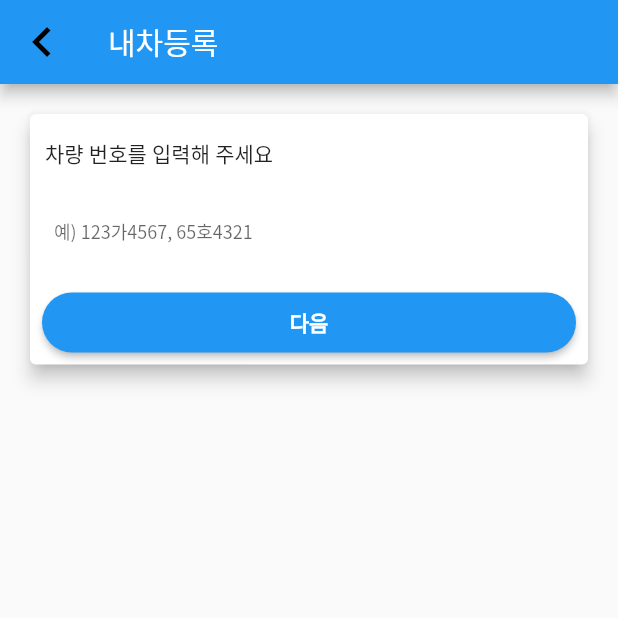
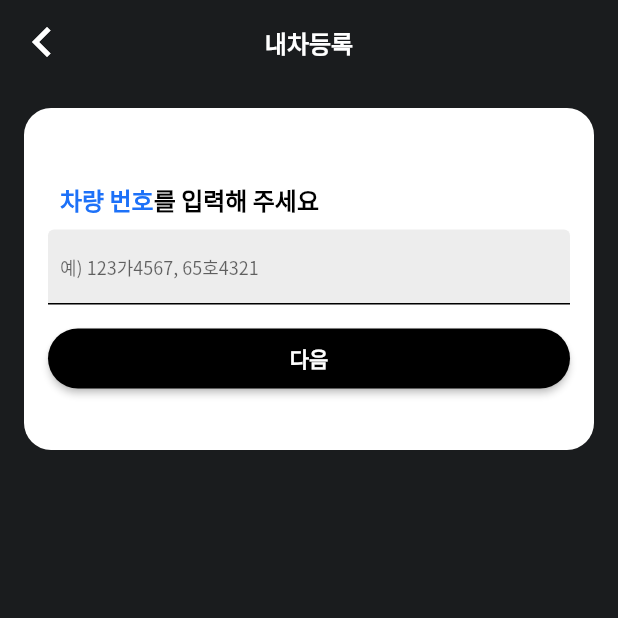
Before and after one commit to wooyoungkwak/illegalparking_app, a Flutter app: the MyPageRegistration screen opened by its route, on a phone screen of 412 x 824 dp, the top half of it. Run offline on Flutter 3.47's test engine with Material 2 defaults, Android fonts, the light colour scheme and no system bars; our stand-ins replace camera, connectivity_plus, dotted_border, flutter_secure_storage, fluttertoast, geolocator and 8 more; missing offline and left inert: app_settings, dart:ffi, mask_for_camera_view, network_info_plus; accounts and stored records are empty.

Commit message:
차량 등록 UI 수정

```diff
--- a/lib/states/my_page.dart
+++ b/lib/states/my_page.dart
@@ -119,7 +119,7 @@ class _MyPageState extends State<MyPage> {
             ),
           ),
           // 등록, 신고, 포인트
-          if (carNum == "" || carNum == null)
+          // if (carNum == "" || carNum == null)
           createMypageContainer(
             route: () {
               loginController.changeRealPage(4);
--- a/lib/states/my_page_infomation.dart
+++ b/lib/states/my_page_infomation.dart
@@ -85,8 +85,8 @@ class _MyPageInfomationState extends State<MyPageInfomation> {
                     ),
                   ),
                   Positioned(
-                    bottom: 40,
-                    left: 190,
+                    bottom: 30,
+                    left: 180,
                     child: Container(
                       height: 40,
                       width: 40,
--- a/lib/states/my_page_registration.dart
+++ b/lib/states/my_page_registration.dart
@@ -2,6 +2,7 @@ import 'package:flutter/material.dart';
 
 import 'package:get/get.dart';
 import 'package:illegalparking_app/config/env.dart';
+import 'package:illegalparking_app/config/style.dart';
 import 'package:illegalparking_app/controllers/login_controller.dart';
 import 'package:illegalparking_app/controllers/my_page_controller.dart';
 import 'package:illegalparking_app/services/server_service.dart';
@@ -49,42 +50,80 @@ class _MyPageRegistrationState extends State<MyPageRegistration> {
         return Future(() => false);
       },
       child: Scaffold(
+        backgroundColor: AppColors.appBackground,
         appBar: AppBar(
-          title: const Text("내차등록"),
-          centerTitle: false,
+          elevation: 0,
+          backgroundColor: AppColors.appBackground,
+          centerTitle: true,
           automaticallyImplyLeading: false,
           leading: Material(
-            color: Colors.blue,
+            color: AppColors.appBackground,
             child: InkWell(
               onTap: () {
                 loginController.changeRealPage(2);
               },
               child: const Icon(
                 Icons.chevron_left,
-                color: Colors.black,
+                color: AppColors.white,
                 size: 40,
               ),
             ),
           ),
+          title: createCustomText(
+            color: AppColors.white,
+            weight: AppFontWeight.bold,
+            size: 16,
+            text: "내차등록",
           ),
-        body: Form(
+        ),
+        body: Wrap(
+          children: [
+            Form(
               key: _formKey,
               child: Padding(
                 padding: const EdgeInsets.all(16.0),
-            child: Card(
-              elevation: 5,
-              child: Wrap(
+                child: Container(
+                  padding: const EdgeInsets.all(8.0),
+                  height: 228,
+                  decoration: BoxDecoration(
+                    color: AppColors.white,
+                    borderRadius: BorderRadius.circular(18.0),
+                  ),
+                  child: Column(
+                    crossAxisAlignment: CrossAxisAlignment.start,
+                    mainAxisAlignment: MainAxisAlignment.center,
                     children: [
-                  const Padding(
-                    padding: EdgeInsets.only(top: 16.0, left: 10.0, right: 10.0, bottom: 8.0),
-                    child: Text("차량 번호를 입력해 주세요"),
+                      Row(
+                        children: [
+                          createCustomText(
+                            top: 16.0,
+                            left: 16.0,
+                            right: 0,
+                            bottom: 0,
+                            color: AppColors.blue,
+                            weight: AppFontWeight.bold,
+                            size: 16.0,
+                            text: "차량 번호",
+                          ),
+                          createCustomText(
+                            top: 16.0,
+                            left: 0,
+                            right: 16.0,
+                            bottom: 0,
+                            weight: AppFontWeight.bold,
+                            size: 16.0,
+                            text: "를 입력해 주세요",
+                          ),
+                        ],
                       ),
                       createTextFormField(
+                        controller: carNumController,
+                        fillColor: AppColors.textField,
                         hintText: "예) 123가4567, 65호4321",
-                    controller: carNumController,
                         validation: _carNumValidator,
                       ),
                       createElevatedButton(
+                        color: AppColors.black,
                         text: "다음",
                         function: () {
                           if (_formKey.currentState!.validate()) {
@@ -99,6 +138,8 @@ class _MyPageRegistrationState extends State<MyPageRegistration> {
                 ),
               ),
             ),
+          ],
+        ),
       ),
     );
   }
@@ -109,36 +150,106 @@ class _MyPageRegistrationState extends State<MyPageRegistration> {
         builder: (BuildContext context) {
           return StatefulBuilder(builder: (context, setState) {
             return Scaffold(
+              backgroundColor: AppColors.appBackground,
               appBar: AppBar(
+                elevation: 0.0,
+                backgroundColor: AppColors.appBackground,
                 automaticallyImplyLeading: false,
                 centerTitle: true,
-                title: const Text("소식"),
+                title: createCustomText(
+                  color: AppColors.white,
+                  weight: FontWeight.bold,
+                  size: 16.0,
+                  text: "내차등록",
+                ),
                 actions: [
                   IconButton(
                       onPressed: () {
                         Navigator.pop(context);
+                        carNameController.text = "";
+                        carGradeselected = "소형";
                       },
-                      icon: const Icon(Icons.cancel_outlined))
+                      icon: const Icon(
+                        Icons.close,
+                        color: AppColors.white,
+                      ))
                 ],
               ),
               body: Padding(
                 padding: const EdgeInsets.all(16.0),
-                child: Card(
-                  elevation: 5,
-                  child: Wrap(
+                child: Container(
+                  padding: const EdgeInsets.all(8.0),
+                  height: 300,
+                  decoration: BoxDecoration(
+                    color: AppColors.white,
+                    borderRadius: BorderRadius.circular(18.0),
+                  ),
+                  child: Column(
+                    mainAxisAlignment: MainAxisAlignment.center,
+                    crossAxisAlignment: CrossAxisAlignment.start,
                     children: [
-                      Padding(
-                        padding: const EdgeInsets.only(top: 16.0, left: 10.0, right: 10.0, bottom: 8.0),
-                        child: createCustomText(text: "차종을 입력해 주세요"),
+                      Row(
+                        children: [
+                          createCustomText(
+                            top: 16.0,
+                            left: 16.0,
+                            right: 0,
+                            bottom: 0,
+                            color: AppColors.blue,
+                            weight: AppFontWeight.bold,
+                            size: 16.0,
+                            text: "차량 모델",
                           ),
-                      createTextFormField(hintText: "쏘나타", controller: carNameController, validation: _carNameValidator),
+                          createCustomText(
+                            top: 16.0,
+                            left: 0,
+                            right: 16.0,
+                            bottom: 0,
+                            weight: AppFontWeight.bold,
+                            size: 16.0,
+                            text: "를 입력해주세요",
+                          ),
+                        ],
+                      ),
+                      createTextFormField(
+                        fillColor: AppColors.textField,
+                        controller: carNameController,
+                        hintText: "쏘나타",
+                        validation: _carNameValidator,
+                      ),
+                      Row(
+                        children: [
+                          createCustomText(
+                            top: 16.0,
+                            left: 16.0,
+                            right: 0,
+                            bottom: 0,
+                            color: AppColors.blue,
+                            weight: AppFontWeight.bold,
+                            size: 16.0,
+                            text: "차량 분류",
+                          ),
+                          createCustomText(
+                            top: 16.0,
+                            left: 0,
+                            right: 16.0,
+                            bottom: 0,
+                            weight: AppFontWeight.bold,
+                            size: 16.0,
+                            text: "를 선택해주세요.",
+                          ),
+                        ],
+                      ),
                       Container(
-                        padding: const EdgeInsets.all(8.0),
+                        margin: const EdgeInsets.all(8.0),
+                        padding: const EdgeInsets.all(4.0),
+                        color: AppColors.textField,
                         width: double.infinity,
                         child: DropdownButton(
+                            items: dropDownItems,
                             isExpanded: true,
                             value: carGradeselected,
-                            items: dropDownItems,
+                            style: const TextStyle(fontSize: 14.0, color: AppColors.black),
                             onChanged: (value) {
                               setState(() {
                                 carGradeselected = value!;
@@ -146,6 +257,7 @@ class _MyPageRegistrationState extends State<MyPageRegistration> {
                             }),
                       ),
                       createElevatedButton(
+                          color: AppColors.black,
                           text: "완료",
                           function: () {
                             requestCarRegister(Env.USER_SEQ!, carNumController.text, carNameController.text, carGradeselected).then((defaultInfo) {
@@ -153,6 +265,9 @@ class _MyPageRegistrationState extends State<MyPageRegistration> {
                                 Get.back();
                                 loginController.changeRealPage(3);
                                 showToast(text: "차량 등록이 완료되었습니다.");
+                                carNumController.text = "";
+                                carNameController.text = "";
+                                carGradeselected = "소형";
                               } else {
                                 showErrorToast(text: "등록하신 차량 정보를 확인해주세요.");
                               }
@@ -170,7 +285,7 @@ class _MyPageRegistrationState extends State<MyPageRegistration> {
   String? _carNameValidator(String? text) {
     final validSpecial = RegExp(r'^[ㄱ-ㅎ|ㅏ-ㅣ|가-힣|a-z|A-Z|0-9]+$'); // 한글, 영어, 숫자만
     if (text!.isEmpty) {
-      return "차종을 입력해 주세요";
+      return "차량 모델을 입력해 주세요";
     }
 
     if (!validSpecial.hasMatch(text)) {
--- a/lib/states/widgets/form.dart
+++ b/lib/states/widgets/form.dart
@@ -58,16 +58,17 @@ Padding createTextFormField({
       textInputAction: TextInputAction.next,
       style: const TextStyle(fontFamily: "NotoSansKR", fontWeight: FontWeight.w500, fontSize: 12.0),
       decoration: InputDecoration(
-        border: InputBorder.none,
+        contentPadding: const EdgeInsets.symmetric(vertical: 16.0, horizontal: 8.0),
+        enabledBorder: const UnderlineInputBorder(borderSide: BorderSide(color: AppColors.black)),
+        focusedBorder: const OutlineInputBorder(borderSide: BorderSide(color: AppColors.blue)),
         filled: true,
         fillColor: fillColor ?? Colors.white,
-        contentPadding: const EdgeInsets.symmetric(vertical: 16.0, horizontal: 8.0),
         labelText: labelText,
+        labelStyle: const TextStyle(color: AppColors.black),
+        floatingLabelStyle: const TextStyle(color: AppColors.black),
         hintText: hintText,
         helperText: (controller?.text != "") && (helperText != null) ? helperText : null,
-        helperStyle: const TextStyle(
-          color: Colors.blue,
-        ),
+        helperStyle: const TextStyle(color: AppColors.blue),
         errorText: errorText,
       ),
       autovalidateMode: AutovalidateMode.onUserInteraction,
```
Lines whose indentation alone changed are shown as unchanged.
